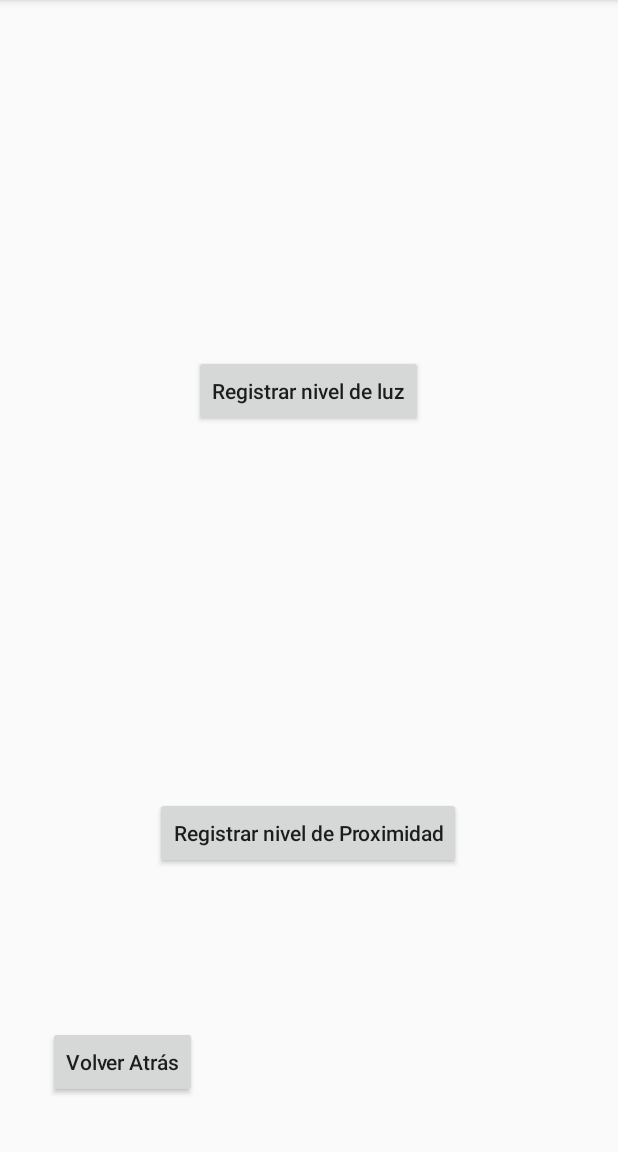
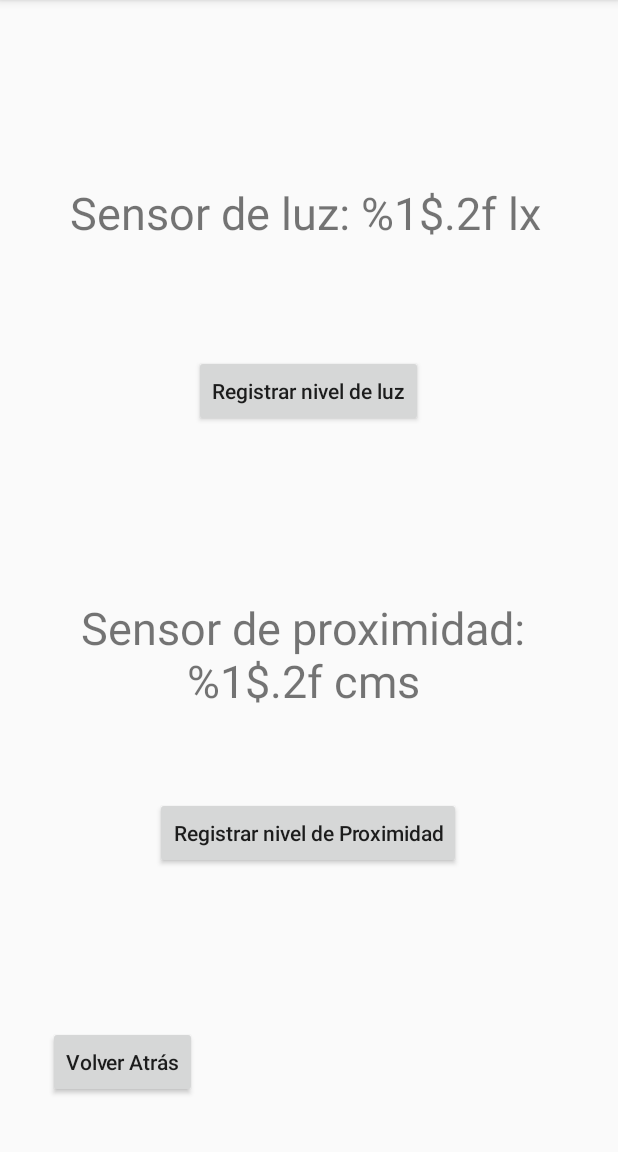
Before and after one commit to SebastianBarros/grupo_606, an Android app: the MenuActivity screen opened directly, with no data from a screen before it, on a phone screen of 412 x 824 dp, the part 84-1236 px from its top. Run offline under Robolectric (Android 15) with nearby library versions, the phone set to English and light mode, and no system bars.

Commit message:
sensores en pantalla y log
falta ver tema hilos pero no se cuelga

```diff
--- a/codigo/app/src/main/AndroidManifest.xml
+++ b/codigo/app/src/main/AndroidManifest.xml
@@ -18,6 +18,10 @@
                 <category android:name="android.intent.category.LAUNCHER" />
             </intent-filter>
         </activity>
+
+        <meta-data
+            android:name="preloaded_fonts"
+            android:resource="@array/preloaded_fonts" />
     </application>
 
 </manifest>
--- a/codigo/app/src/main/java/com/example/barros_costa_tp2_2020/MenuActivity.java
+++ b/codigo/app/src/main/java/com/example/barros_costa_tp2_2020/MenuActivity.java
@@ -3,15 +3,32 @@ package com.example.barros_costa_tp2_2020;
 import androidx.appcompat.app.AppCompatActivity;
 
 import android.app.LoaderManager;
+import android.content.Context;
 import android.content.Intent;
+import android.hardware.Sensor;
+import android.hardware.SensorEvent;
+import android.hardware.SensorEventListener;
+import android.hardware.SensorManager;
 import android.os.Bundle;
 import android.util.Log;
 import android.view.Menu;
 import android.view.View;
 import android.widget.Button;
+import android.widget.EditText;
 import android.widget.LinearLayout;
+import android.widget.TextView;
 
-public class MenuActivity extends AppCompatActivity {
+import org.w3c.dom.Text;
+
+public class MenuActivity extends AppCompatActivity implements SensorEventListener {
+
+    // variables de managment de sensores
+    private SensorManager sensorManagerLux;
+    private SensorManager sensorManagerProximity;
+    //objeto sensor donde seran registrados cada sensor
+    private Sensor lux;
+    private Sensor proximity;
+
 
     @Override
     protected void onCreate(Bundle savedInstanceState) {
@@ -23,25 +40,51 @@ public class MenuActivity extends AppCompatActivity {
         Button saveProximityData = (Button) findViewById(R.id.buttonRegisterProximitySensor);
         Button goBackToLogin = (Button) findViewById(R.id.buttonBack);
 
+        sensorManagerLux = (SensorManager) getSystemService(Context.SENSOR_SERVICE);
+        lux = sensorManagerLux.getDefaultSensor(Sensor.TYPE_LIGHT);
+        sensorManagerProximity = (SensorManager) getSystemService((Context.SENSOR_SERVICE));
+        proximity = sensorManagerProximity.getDefaultSensor(Sensor.TYPE_PROXIMITY);
+
+
         saveLightData.setOnClickListener(new View.OnClickListener() {
             public void onClick(View v) {
                 saveLightData();
             }
         });
-
         saveProximityData.setOnClickListener(new View.OnClickListener() {
             public void onClick(View v) {
                 saveProximityData();
             }
         });
-
         goBackToLogin.setOnClickListener(new View.OnClickListener() {
             public void onClick(View v) {
                 goBackToLogin();
             }
         });
 
+
         //disparar 2 hilos que manejen el sensor de luz y de proximidad
+
+
+
+        }
+
+        protected void onResume()
+        {
+            super.onResume();
+            //los sensores no haran nada hasta que la actividad este en primer plano.
+            // aca se registran, no olvidar de-registrarlos porque en si se la actividad va onPaused y no lo haces siguen corriendo.
+            //tengo que ver como meter esto en dos hilos distintos. por ahora no llego a colgarse pero deberia ir en cada hilo tengo entendido
+            sensorManagerLux.registerListener(this,lux,SensorManager.SENSOR_DELAY_NORMAL);
+            sensorManagerProximity.registerListener(this,proximity,SensorManager.SENSOR_DELAY_NORMAL);
+
+        }
+
+        protected void onPaused()
+        {
+            super.onPause();
+            sensorManagerLux.unregisterListener(this);
+            sensorManagerProximity.unregisterListener(this);
         }
 
     private void goBackToLogin() {
@@ -56,6 +99,38 @@ public class MenuActivity extends AppCompatActivity {
         //do stuff
     }
 
+    @Override
+    public void onSensorChanged(SensorEvent event) {
+
+        // referencio los textView del layout.
+        // esto solo muestra en pantalla
+        TextView textViewLux = (TextView) findViewById(R.id.textViewLux);
+        TextView textViewProximity = (TextView) findViewById(R.id.textViewProximity);
+        float proximity,lux; // variables tipo float para almacenar los valores captados por el sensor
+
+        //Esta lógica es para diferenciar los eventos del sensor .getType me da el tipo de sensor que mensajeo a event.sensor
+        if (event.sensor.getType() == Sensor.TYPE_PROXIMITY)
+        {
+            proximity = event.values[0];
+            Log.i("valor proximidad:", String.valueOf(proximity));
+            textViewProximity.setText(Float.toString(proximity));  //seteo el ultimo valor que cambio de proximidad
+        }
+        if (event.sensor.getType() == Sensor.TYPE_LIGHT)
+        {
+            lux = event.values[0];
+            Log.i("valor luz:", String.valueOf(lux));
+            textViewLux.setText(Float.toString(lux)); // seteo el ultimo valor que cambio el nivel de luz
+        }
+
+    }
+
+    @Override
+    public void onAccuracyChanged(Sensor sensor, int accuracy) {
+
+        //No se que poronga deberiamos poner aca.
+
+    }
+
 
     //obtener el nombre del user
     //botón logout
--- a/codigo/app/src/main/res/layout/activity_menu.xml
+++ b/codigo/app/src/main/res/layout/activity_menu.xml
@@ -27,7 +27,18 @@
         app:layout_constraintHorizontal_bias="0.524"
         app:layout_constraintStart_toStartOf="parent"
         app:layout_constraintTop_toTopOf="parent"
-        app:layout_constraintVertical_bias="0.108" />
+        app:layout_constraintVertical_bias="0.108" >
+
+        <TextView
+            android:id="@+id/textViewLux"
+            android:layout_width="match_parent"
+            android:layout_height="match_parent"
+            android:fontFamily="sans-serif"
+            android:gravity="center"
+            android:text="@string/text_view_lux"
+            android:textSize="30sp"
+            android:typeface="sans" />
+    </LinearLayout>
 
     <LinearLayout
         android:id="@+id/linearLayoutProximity"
@@ -39,7 +50,16 @@
         app:layout_constraintHorizontal_bias="0.442"
         app:layout_constraintStart_toStartOf="parent"
         app:layout_constraintTop_toTopOf="parent"
-        app:layout_constraintVertical_bias="0.585" />
+        app:layout_constraintVertical_bias="0.585" >
+
+        <TextView
+            android:id="@+id/textViewProximity"
+            android:layout_width="match_parent"
+            android:layout_height="match_parent"
+            android:gravity="center"
+            android:text="@string/text_view_proximity"
+            android:textSize="30sp" />
+    </LinearLayout>
 
     <Button
         android:id="@+id/buttonRegisterProximitySensor"
--- a/codigo/app/src/main/res/values/strings.xml
+++ b/codigo/app/src/main/res/values/strings.xml
@@ -6,7 +6,6 @@
     <string name="second_fragment_label">Second Fragment</string>
     <string name="next">Next</string>
     <string name="previous">Previous</string>
-
     <string name="hello_first_fragment">Hello first fragment</string>
     <string name="hello_second_fragment">Hello second fragment. Arg: %1$s</string>
     <string name="ingrese_su_nombre">Ingrese su nombre</string>
@@ -26,4 +25,6 @@
     <string name="button_register_sensor_value">Registrar Proximidad</string>
     <string name="button_register__proximity_sensor_value">Registrar nivel de Proximidad</string>
     <string name="button_register_lux_sensor_value">Registrar nivel de luz</string>
+    <string name="text_view_lux">"Sensor de luz: %1$.2f lx "</string>
+    <string name="text_view_proximity">Sensor de proximidad: %1$.2f cms</string>
 </resources>
```
